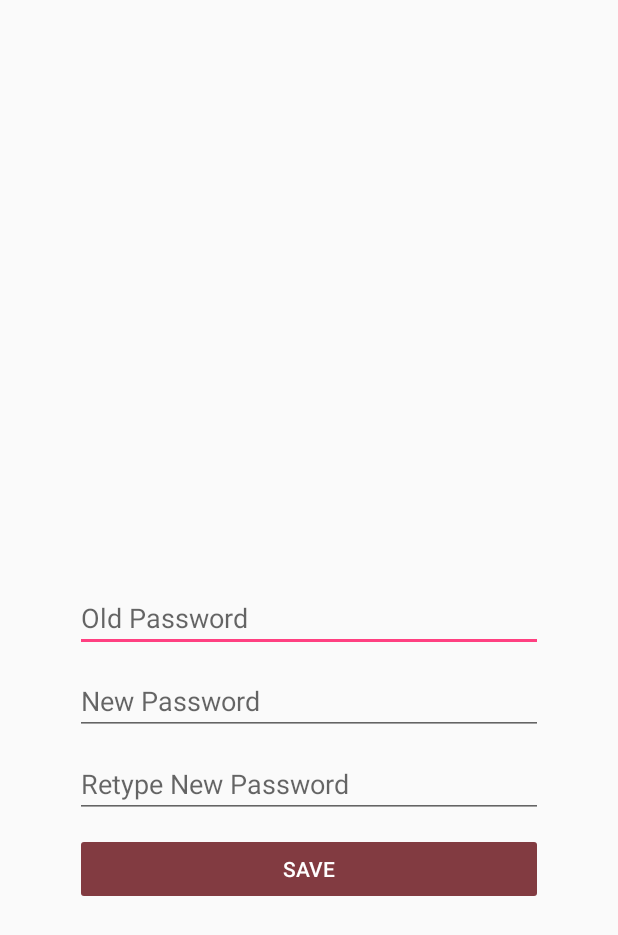
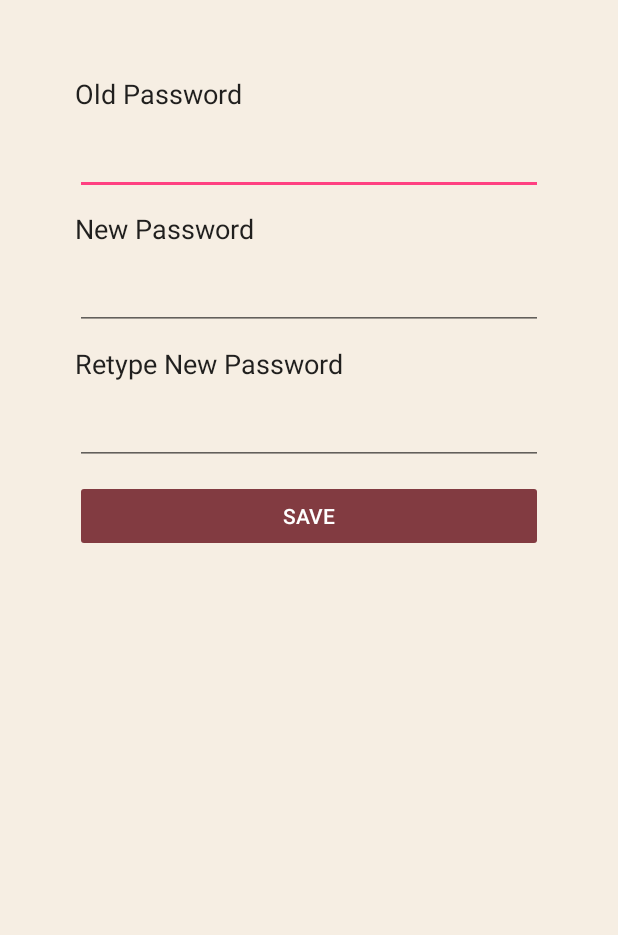
Before and after one commit to tonnymao/GMS_New, an Android app: the layout fragment_change_password.xml on its own in the app's theme, with its tools: preview values and no code run, on a phone screen of 412 x 824 dp. Shown: the top 935 px of the screen. Run offline under Robolectric (Android 15) with nearby library versions, the phone set to English and light mode, and no system bars.

Commit message:
Menyempurnakan layout Change Password dan menambahkan menu/fragment Change Password pada IndexInternal.java

```diff
--- a/app/src/main/res/layout/fragment_change_password.xml
+++ b/app/src/main/res/layout/fragment_change_password.xml
@@ -1,21 +1,44 @@
 <?xml version="1.0" encoding="utf-8"?>
 <RelativeLayout xmlns:android="http://schemas.android.com/apk/res/android"
     xmlns:app="http://schemas.android.com/apk/res-auto"
-    android:orientation="vertical" android:layout_width="match_parent"
+    android:layout_width="match_parent"
     android:layout_height="match_parent"
+    android:background="@color/colorBackground"
+    android:orientation="vertical"
     android:weightSum="1">
+
+    <TextView
+        android:id="@+id/tvOldPass"
+        android:layout_width="match_parent"
+        android:layout_height="wrap_content"
+        android:layout_marginLeft="50dp"
+        android:layout_marginRight="50dp"
+        android:layout_marginTop="50dp"
+        android:text="Old Password"
+        android:textAppearance="@android:style/TextAppearance.Medium" />
 
     <EditText
         android:id="@+id/edtOldPassword"
         android:layout_width="match_parent"
         android:layout_height="wrap_content"
-        android:layout_marginLeft="50dp"
-        android:layout_marginRight="50dp"
+        android:layout_centerVertical="true"
+        android:layout_alignLeft="@id/tvOldPass"
+        android:layout_alignRight="@id/tvOldPass"
+        android:layout_below="@id/tvOldPass"
+        android:layout_marginTop="10dp"
         android:ems="10"
-        android:hint="Old Password"
-        android:inputType="textPassword"
-        android:layout_centerVertical="true"
-        />
+        android:inputType="textPassword" />
+
+    <TextView
+        android:id="@+id/tvNewPass"
+        android:layout_width="match_parent"
+        android:layout_height="wrap_content"
+        android:layout_below="@id/edtOldPassword"
+        android:layout_alignLeft="@id/edtOldPassword"
+        android:layout_alignRight="@id/edtOldPassword"
+        android:layout_marginTop="10dp"
+        android:text="New Password"
+        android:textAppearance="@android:style/TextAppearance.Medium" />
 
     <EditText
         android:id="@+id/edtPassword"
@@ -23,33 +46,42 @@
         android:layout_height="wrap_content"
         android:layout_alignLeft="@id/edtOldPassword"
         android:layout_alignRight="@id/edtOldPassword"
-        android:layout_below="@id/edtOldPassword"
+        android:layout_below="@id/tvNewPass"
         android:layout_marginTop="10dp"
         android:ems="10"
-        android:hint="New Password"
         android:inputType="textPassword" />
+
+    <TextView
+        android:id="@+id/tvRetypePass"
+        android:layout_width="match_parent"
+        android:layout_height="wrap_content"
+        android:layout_below="@id/edtPassword"
+        android:layout_alignLeft="@id/edtOldPassword"
+        android:layout_alignRight="@id/edtOldPassword"
+        android:layout_marginTop="10dp"
+        android:text="Retype New Password"
+        android:textAppearance="@android:style/TextAppearance.Medium" />
 
     <EditText
         android:id="@+id/edtConfirmPassword"
         android:layout_width="match_parent"
         android:layout_height="wrap_content"
-        android:layout_below="@id/edtPassword"
         android:layout_alignLeft="@id/edtPassword"
         android:layout_alignRight="@id/edtPassword"
+        android:layout_below="@id/tvRetypePass"
         android:layout_marginTop="10dp"
         android:ems="10"
-        android:hint="Retype New Password"
         android:inputType="textPassword" />
 
     <Button
         android:id="@+id/btnSave"
         android:layout_width="match_parent"
         android:layout_height="wrap_content"
-        android:backgroundTint="@color/colorGMS"
-        android:textColor="@color/colorWhite"
         android:layout_alignLeft="@id/edtConfirmPassword"
         android:layout_alignRight="@id/edtConfirmPassword"
         android:layout_below="@id/edtConfirmPassword"
         android:layout_marginTop="10dp"
-        android:text="SAVE" />
+        android:backgroundTint="@color/colorGMS"
+        android:text="SAVE"
+        android:textColor="@color/colorWhite" />
 </RelativeLayout>
```
Also changed, not shown: app/src/main/java/com/inspira/gms/ChangePasswordFragment.java (+4 -73 lines), app/src/main/java/com/inspira/gms/IndexInternal.java (+5 -2 lines).
